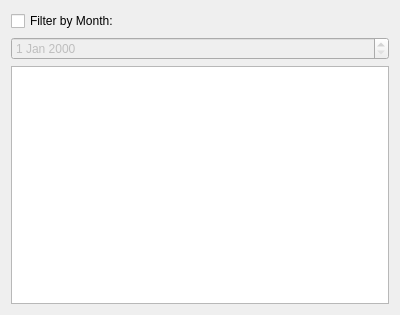
Above: src/memberlisttab.ui from tsukidan/team-blank-CS1C before the change. Below: the same form after it.
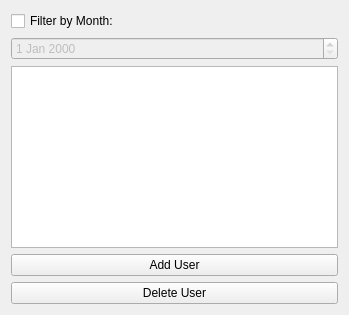
That is the form after the change.

Commit message:
add in add/delete buttons
added in base buttons for the add/delete buttons.

```diff
--- a/src/memberlisttab.ui
+++ b/src/memberlisttab.ui
@@ -6,7 +6,7 @@
    <rect>
     <x>0</x>
     <y>0</y>
-    <width>400</width>
+    <width>349</width>
     <height>315</height>
    </rect>
   </property>
@@ -35,6 +35,20 @@
      </property>
     </widget>
    </item>
+   <item>
+    <widget class="QPushButton" name="addUserButton">
+     <property name="text">
+      <string>Add User</string>
+     </property>
+    </widget>
+   </item>
+   <item>
+    <widget class="QPushButton" name="deleteUserButton">
+     <property name="text">
+      <string>Delete User</string>
+     </property>
+    </widget>
+   </item>
   </layout>
  </widget>
  <resources/>
```
The commit also changes 2 other files.
